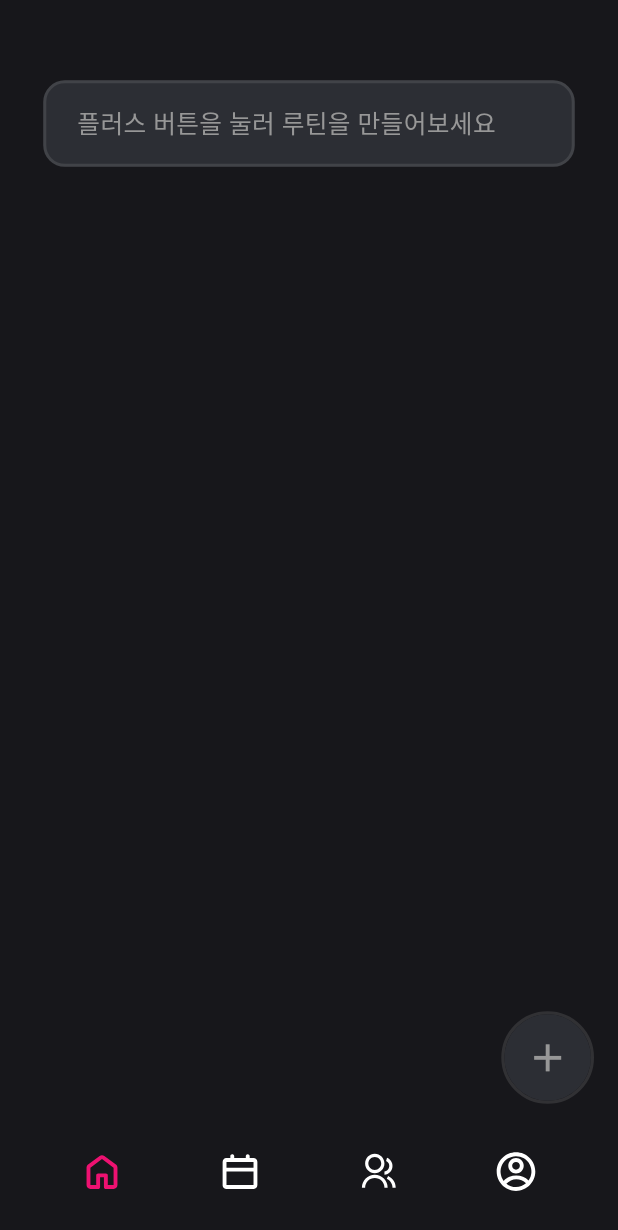
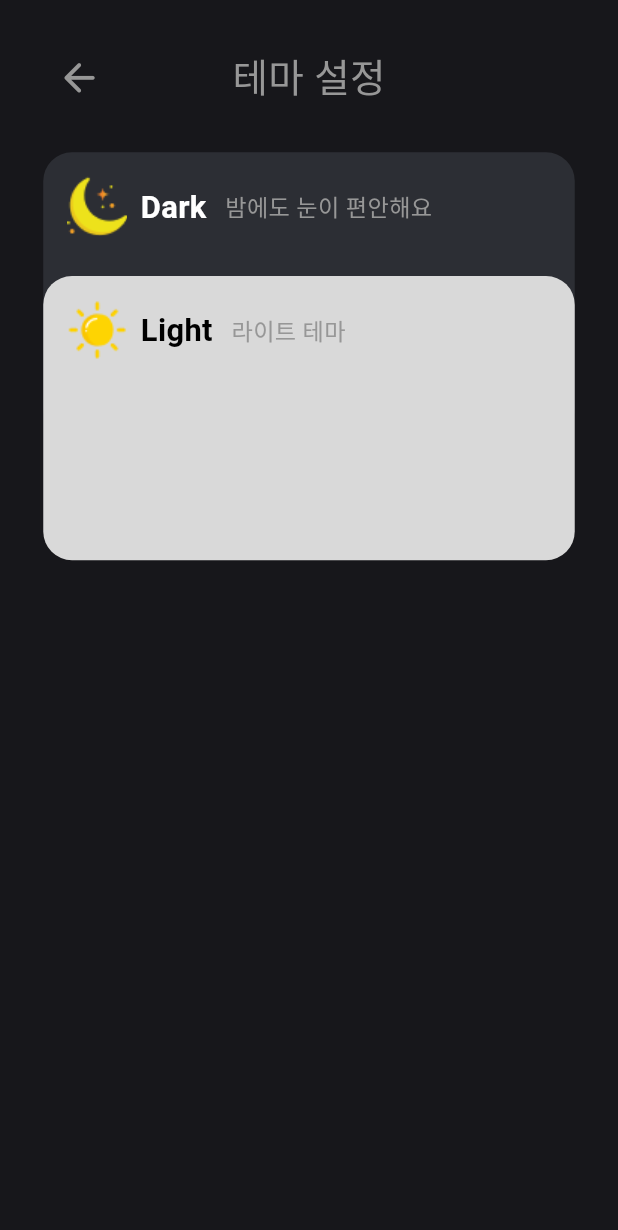
Before and after one commit to eodudrepublic/health_diary_fe, a Flutter app: the screen it shows after launch, on a phone screen of 412 x 824 dp. Shown: the top 1230 px of the screen. Run offline on Flutter 3.47's test engine with Material 3 defaults, Android fonts, the phone set to English and light mode, and no system bars; our stand-ins replace camera, device_info_plus, flutter_screenutil, flutter_svg, get, image_picker and 4 more; missing offline and left inert: android_intent_plus, kakao_flutter_sdk_user, qr_code_scanner; accounts and stored records are empty; statements that could not run were skipped.

Commit message:
feat - 테마 설정 기능 추가 + UI 완료

```diff
--- a/lib/common/app_colors.dart
+++ b/lib/common/app_colors.dart
@@ -6,8 +6,15 @@ class AppColors {
   static const Color kakaotalkLabel = Color(0xD8000000);
 
   // 앱 테마 컬러 2종
-  static const Color backgroundColor = Color(0xFF17171B);
+  static Color backgroundColor = const Color(0xFF17171B);
   static const Color primaryColor = Color(0xFFEE1171);
+
+  // 다크 / 라이트 전용 배경색
+  static const Color darkBackgroundColor = Color(0xFF17171B);
+  static const Color lightBackgroundColor = Color(0xFFFFFFFF);
+
+  // 라이트 테마 카드 색상
+  static const Color lightThemeCardColdr = Color(0xFFD9D9D9);
 
   // 상단 위젯 배경/텍스트에 사용되는 컬러
   static const Color textBackgroundColor = Color(0xFF2C2E34);
--- a/lib/main.dart
+++ b/lib/main.dart
@@ -9,6 +9,7 @@ import 'package:health_diary_fe/view/home/home_view.dart';
 import 'package:health_diary_fe/view/login/login_view.dart';
 import 'package:health_diary_fe/view/make_routine/routine_view.dart';
 import 'package:health_diary_fe/view/mypage/mypage_view.dart';
+import 'package:health_diary_fe/view/set_theme/theme_view.dart';
 import 'package:health_diary_fe/view/social/social_view.dart';
 import 'package:health_diary_fe/view_model/camera/camera_controller.dart';
 import 'package:kakao_flutter_sdk_user/kakao_flutter_sdk_user.dart';
@@ -74,7 +75,7 @@ class MyApp extends StatelessWidget {
       builder: (context, child) {
         return GetMaterialApp(
           title: 'Health Diary',
-          initialRoute: '/home',
+          initialRoute: '/set_theme',
           getPages: [
             /// 로그인
             GetPage(name: '/login', page: () => LoginView()),
@@ -110,6 +111,9 @@ class MyApp extends StatelessWidget {
 
             /// 메인 탭 4 : 마이페이지
             GetPage(name: '/mypage', page: () => MyPageView()),
+
+            /// 테마 설정
+            GetPage(name: '/set_theme', page: () => ThemeView()),
           ],
         );
       },
--- /dev/null
+++ b/lib/model/theme_model.dart
@@ -0,0 +1,4 @@
+enum MyTheme {
+  light,
+  dark,
+}
--- a/lib/view/camera/camera_view.dart
+++ b/lib/view/camera/camera_view.dart
@@ -66,7 +66,6 @@ class CameraView extends StatelessWidget {
                         ),
                       ),
                       Spacer(),
-                      // 텍스트 "식단 기록"
                       Container(
                         height: 60.sp,
                         alignment: Alignment.center,
@@ -81,7 +80,7 @@ class CameraView extends StatelessWidget {
                       Spacer(),
                       SizedBox(
                         width: 80.sp,
-                      ) // 균형 유지
+                      )
                     ],
                   ),
                 )),
--- a/lib/view/make_routine/routine_view.dart
+++ b/lib/view/make_routine/routine_view.dart
@@ -46,7 +46,7 @@ class _RoutineViewState extends State<RoutineView> {
                       Get.back();
                     },
                     icon: Icon(Icons.arrow_back_rounded,
-                        color: AppColors.textGreyColor, size: 35.sp),
+                        color: AppColors.textGreyColor, size: 40.sp),
                   ),
 
                   /// 검색창
--- a/lib/view/mypage/mypage_view.dart
+++ b/lib/view/mypage/mypage_view.dart
@@ -4,7 +4,7 @@ import '../../common/app_colors.dart';
 import '../../common/widget/custom_bottom_navigation_bar.dart';
 
 class MyPageView extends StatelessWidget {
-  MyPageView({super.key});
+  const MyPageView({super.key});
 
   @override
   Widget build(BuildContext context) {
@@ -69,7 +69,12 @@ class MyPageView extends StatelessWidget {
               Section(
                 title: "설정",
                 items: [
-                  SectionItem(title: "테마", onTap: () => print("테마 클릭")),
+                  SectionItem(
+                      title: "테마",
+                      onTap: () {
+                        // TODO : Get.toNamed('/set_theme');
+                        print("테마 클릭");
+                      }),
                   SectionItem(title: "앱 잠금 등록", onTap: () => print("앱 잠금 클릭")),
                   SectionItem(title: "보이스", onTap: () => print("보이스 클릭")),
                 ],
@@ -81,8 +86,7 @@ class MyPageView extends StatelessWidget {
                 items: [
                   SectionItem(title: "이용 약관", onTap: () => print("이용 약관 클릭")),
                   SectionItem(
-                      title: "개인정보 처리 방침",
-                      onTap: () => print("개인정보 처리 방침 클릭")),
+                      title: "개인정보 처리 방침", onTap: () => print("개인정보 처리 방침 클릭")),
                 ],
               ),
               SizedBox(height: 20.h),
--- /dev/null
+++ b/lib/view/set_theme/theme_view.dart
@@ -0,0 +1,189 @@
+import 'package:flutter/material.dart';
+import 'package:flutter_screenutil/flutter_screenutil.dart';
+import 'package:get/get.dart';
+import '../../common/app_colors.dart';
+import '../../model/theme_model.dart';
+import '../../view_model/set_theme/theme_controller.dart';
+
+class ThemeView extends StatelessWidget {
+  ThemeView({super.key});
+
+  // ThemeController 주입
+  final ThemeController _controller = Get.put(ThemeController());
+
+  @override
+  Widget build(BuildContext context) {
+    // 상태 표시줄 높이를 가져오기
+    final double statusBarHeight = MediaQuery.of(context).padding.top;
+
+    return Obx(
+      () {
+        // currentTheme 값에 따라 Stack 순서를 뒤집어서 배치
+        final bool isDark = _controller.currentTheme.value == MyTheme.dark;
+
+        return Scaffold(
+          backgroundColor: AppColors.backgroundColor,
+          body: Padding(
+            padding: EdgeInsets.symmetric(horizontal: 0.07.sw),
+            child: Column(
+              mainAxisSize: MainAxisSize.min,
+              mainAxisAlignment: MainAxisAlignment.start,
+              crossAxisAlignment: CrossAxisAlignment.center,
+              children: [
+                SizedBox(height: statusBarHeight),
+
+                /// 뒤로가기 버튼 + 제목
+                Container(
+                  height: 0.1.sh,
+                  alignment: Alignment.bottomCenter,
+                  child: Row(
+                    children: [
+                      // 뒤로가기 아이콘
+                      Container(
+                        width: 80.sp,
+                        height: 60.sp,
+                        alignment: Alignment.centerLeft,
+                        child: IconButton(
+                          onPressed: () {
+                            Get.back();
+                          },
+                          icon: Icon(Icons.arrow_back_rounded,
+                              color: AppColors.textGreyColor, size: 30.sp),
+                        ),
+                      ),
+                      const Spacer(),
+                      Container(
+                        height: 60.sp,
+                        alignment: Alignment.center,
+                        child: Text(
+                          "테마 설정",
+                          style: TextStyle(
+                            color: AppColors.textGreyColor,
+                            fontSize: 25.sp, // 텍스트 크기
+                          ),
+                        ),
+                      ),
+                      const Spacer(),
+                      SizedBox(width: 80.sp),
+                    ],
+                  ),
+                ),
+
+                // Stack 으로 카드 2개를 겹쳐서 배치
+                SizedBox(height: 20.h),
+                SizedBox(
+                  height: 0.4.sh,
+                  child: Stack(
+                    alignment: Alignment.center,
+                    children: [
+                      // 현재 테마가 dark 이면 dark 카드가 뒤로,
+                      // 아니면 light 카드가 뒤로 깔림
+                      Positioned(
+                        top: 0,
+                        child: isDark ? _darkThemeCard() : _lightThemeCard(),
+                      ),
+
+                      // 반대쪽 카드가 위로 오도록
+                      Positioned(
+                        top: 80.sp, // 살짝 아래로 내려서 겹치는 느낌
+                        child: isDark ? _lightThemeCard() : _darkThemeCard(),
+                      ),
+                    ],
+                  ),
+                ),
+              ],
+            ),
+          ),
+        );
+      },
+    );
+  }
+
+  // 라이트 테마 카드 위젯
+  Widget _lightThemeCard() {
+    return GestureDetector(
+      onTap: () {
+        _controller.changeTheme(MyTheme.light);
+      },
+      child: Container(
+        width: 0.86.sw,
+        height: 0.23.sh,
+        alignment: Alignment.topLeft,
+        padding: EdgeInsets.all(15.sp),
+        decoration: BoxDecoration(
+          color: AppColors.lightThemeCardColdr,
+          borderRadius: BorderRadius.circular(20.r),
+        ),
+        child: Row(
+          mainAxisAlignment: MainAxisAlignment.start,
+          crossAxisAlignment: CrossAxisAlignment.center,
+          mainAxisSize: MainAxisSize.min,
+          children: [
+            Image.asset("assets/icons/sun.png", width: 40.sp, height: 40.sp),
+            Padding(
+              padding: EdgeInsets.only(left: 8.sp, right: 12.sp),
+              child: Text(
+                "Light",
+                style: TextStyle(
+                    color: Colors.black,
+                    fontSize: 20.sp,
+                    fontWeight: FontWeight.bold),
+              ),
+            ),
+            Text(
+              "라이트 테마",
+              style: TextStyle(
+                color: AppColors.textGreyColor,
+                fontSize: 15.sp,
+              ),
+            ),
+          ],
+        ),
+      ),
+    );
+  }
+
+  // 다크 테마 카드 위젯
+  Widget _darkThemeCard() {
+    return GestureDetector(
+      onTap: () {
+        _controller.changeTheme(MyTheme.dark);
+      },
+      child: Container(
+        width: 0.86.sw,
+        height: 0.23.sh,
+        alignment: Alignment.topLeft,
+        padding: EdgeInsets.all(15.sp),
+        decoration: BoxDecoration(
+          color: AppColors.textBackgroundColor,
+          borderRadius: BorderRadius.circular(20.r),
+        ),
+        child: Row(
+          mainAxisAlignment: MainAxisAlignment.start,
+          crossAxisAlignment: CrossAxisAlignment.center,
+          mainAxisSize: MainAxisSize.min,
+          children: [
+            Image.asset("assets/icons/moon.png", width: 40.sp, height: 40.sp),
+            Padding(
+              padding: EdgeInsets.only(left: 8.sp, right: 12.sp),
+              child: Text(
+                "Dark",
+                style: TextStyle(
+                    color: Colors.white,
+                    fontSize: 20.sp,
+                    fontWeight: FontWeight.bold),
+              ),
+            ),
+            Text(
+              "밤에도 눈이 편안해요",
+              style: TextStyle(
+                color: AppColors.textGreyColor,
+                fontSize: 15.sp,
+              ),
+            ),
+          ],
+        ),
+      ),
+    );
+  }
+}
--- /dev/null
+++ b/lib/view_model/set_theme/theme_controller.dart
@@ -0,0 +1,20 @@
+import 'package:get/get.dart';
+
+import '../../common/app_colors.dart';
+import '../../model/theme_model.dart';
+
+class ThemeController extends GetxController {
+  // 현재 테마 (기본값: 다크)
+  Rx<MyTheme> currentTheme = MyTheme.dark.obs;
+
+  // 테마 변경 시 AppColors.backgroundColor 를 함께 교체해주는 함수
+  void changeTheme(MyTheme theme) {
+    currentTheme.value = theme;
+
+    if (theme == MyTheme.light) {
+      AppColors.backgroundColor = AppColors.lightBackgroundColor;
+    } else {
+      AppColors.backgroundColor = AppColors.darkBackgroundColor;
+    }
+  }
+}
```
Also changed, not shown: assets/icons/moon.png (added), assets/icons/sun.png (added). Lines whose indentation alone changed are shown as unchanged.
